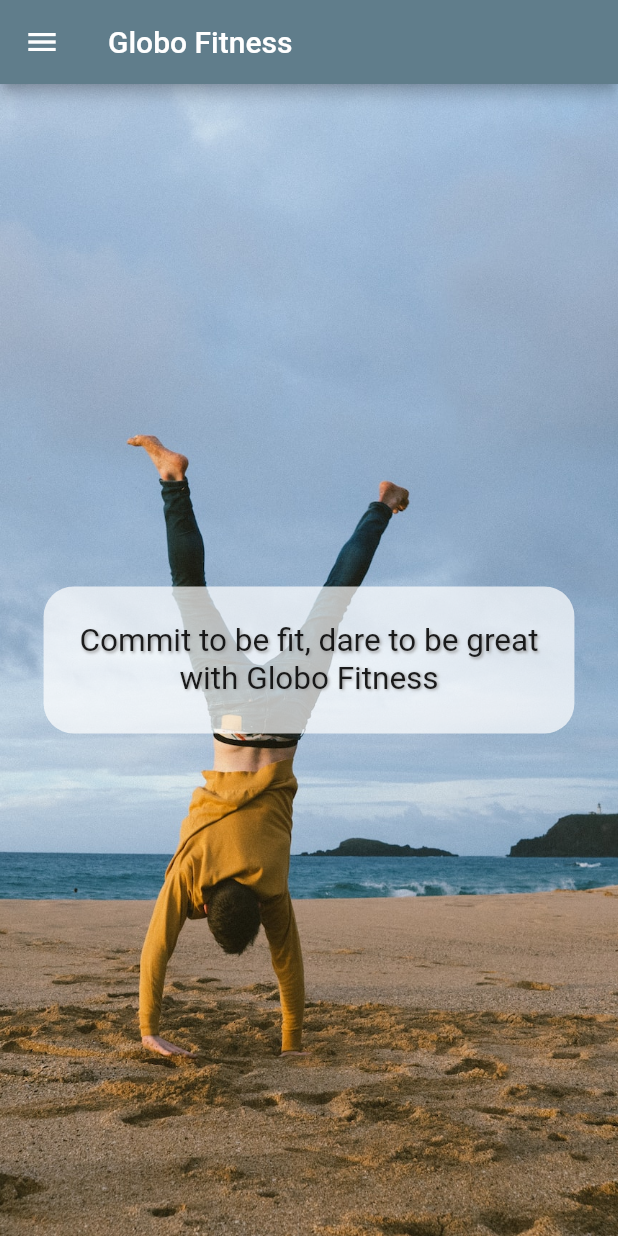
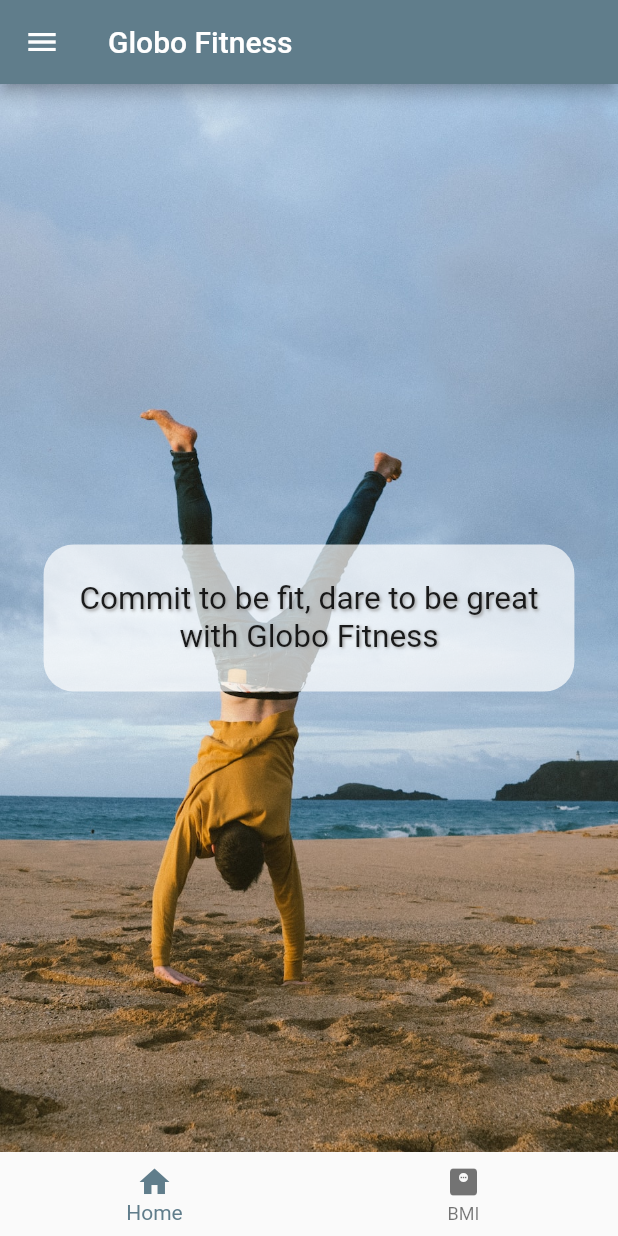
Before and after one commit to alexeipancratov/flutter-starter-tutorial, a Flutter app: the screen it shows after launch, in the side drawer, after a tap on "Home", on a phone screen of 412 x 824 dp. Run offline on Flutter 3.47's test engine with Material 2 defaults, Android fonts, the phone set to English and light mode, and no system bars.

Commit message:
Implemented BottomBar navigation using named routes

```diff
--- a/lib/main.dart
+++ b/lib/main.dart
@@ -1,4 +1,5 @@
 import 'package:flutter/material.dart';
+import 'package:flutter_application_1/screens/bmi_screen.dart';
 import 'package:flutter_application_1/screens/intro_screen.dart';
 
 void main() {
@@ -12,6 +13,10 @@ class GlobeApp extends StatelessWidget {
   Widget build(BuildContext context) {
     return MaterialApp(
         theme: ThemeData(primarySwatch: Colors.blueGrey),
-        home: const IntroScreen());
+        routes: {
+          '/': (context) => const IntroScreen(),
+          '/bmi': (context) => const BmiScreen()
+        },
+        initialRoute: '/');
   }
 }
--- a/lib/screens/bmi_screen.dart
+++ b/lib/screens/bmi_screen.dart
@@ -1,4 +1,5 @@
 import 'package:flutter/material.dart';
+import 'package:flutter_application_1/shared/menu_bottom.dart';
 import 'package:flutter_application_1/shared/menu_drawer.dart';
 
 class BmiScreen extends StatelessWidget {
@@ -7,9 +8,9 @@ class BmiScreen extends StatelessWidget {
   @override
   Widget build(BuildContext context) {
     return Scaffold(
-      appBar: AppBar(title: const Text('BMI Calculator')),
-      drawer: const MenuDrawer(),
-      body: const Center(child: FlutterLogo())
-    );
+        appBar: AppBar(title: const Text('BMI Calculator')),
+        bottomNavigationBar: const MenuBottom(),
+        drawer: const MenuDrawer(),
+        body: const Center(child: FlutterLogo()));
   }
 }
--- a/lib/screens/intro_screen.dart
+++ b/lib/screens/intro_screen.dart
@@ -1,5 +1,7 @@
 import 'package:flutter/material.dart';
-import 'package:flutter_application_1/shared/menu_drawer.dart';
+
+import '../shared/menu_bottom.dart';
+import '../shared/menu_drawer.dart';
 
 class IntroScreen extends StatelessWidget {
   const IntroScreen({super.key});
@@ -9,6 +11,7 @@ class IntroScreen extends StatelessWidget {
     return Scaffold(
       appBar: AppBar(title: const Text('Globo Fitness')),
       drawer: const MenuDrawer(),
+      bottomNavigationBar: const MenuBottom(),
       body: Container(
           decoration: const BoxDecoration(
               image: DecorationImage(
--- /dev/null
+++ b/lib/shared/menu_bottom.dart
@@ -0,0 +1,27 @@
+import 'package:flutter/material.dart';
+
+class MenuBottom extends StatelessWidget {
+  const MenuBottom({
+    super.key,
+  });
+
+  @override
+  Widget build(BuildContext context) {
+    return BottomNavigationBar(
+        onTap: (int index) {
+          switch (index) {
+            case 0:
+              Navigator.pushNamed(context, '/');
+              break;
+            case 1:
+              Navigator.pushNamed(context, '/bmi');
+              break;
+          }
+        },
+        items: const [
+          BottomNavigationBarItem(icon: Icon(Icons.home), label: 'Home'),
+          BottomNavigationBarItem(
+              icon: Icon(Icons.monitor_weight), label: 'BMI'),
+        ]);
+  }
+}
--- a/lib/shared/menu_drawer.dart
+++ b/lib/shared/menu_drawer.dart
@@ -39,13 +39,14 @@ class MenuDrawer extends StatelessWidget {
         onTap: () {
           switch (element) {
             case 'Home':
-              screen = IntroScreen();
+              screen = const IntroScreen();
               break;
             case 'BMI Calculator':
-              screen = BmiScreen();
+              screen = const BmiScreen();
               break;
           }
-          Navigator.of(context).pop;
+          Navigator.of(context).pop; // so that navbar dissapears for next time when we'll go back to this route
+          // Here we're using unnamed routes
           Navigator.of(context).push(
             MaterialPageRoute(builder: (context) => screen)
           );
```
